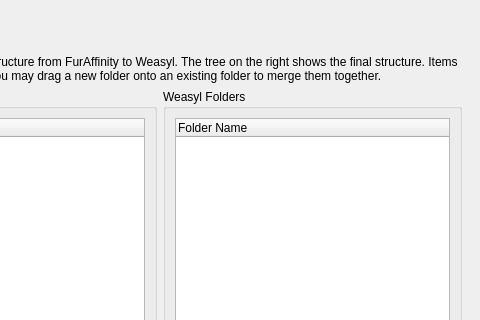
Old version of the form forms/form.ui in the repository waweber/fa2wzl; both pictures show x 160 to 640 and y 0 to 320 of the 640 by 490 pixel window.
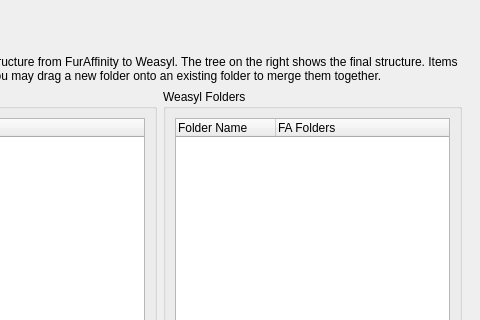
New version of the form. The open tabs and pages were chosen to show the change. Custom widgets are drawn as their Qt base class.

What changed in the file:
```diff
--- a/forms/form.ui
+++ b/forms/form.ui
@@ -274,6 +274,11 @@
                  <string notr="true">Folder Name</string>
                 </property>
                </column>
+               <column>
+                <property name="text">
+                 <string>FA Folders</string>
+                </property>
+               </column>
               </widget>
              </item>
             </layout>
```
Left out of the diff: 9 changed lines with no effect on the pictures.
